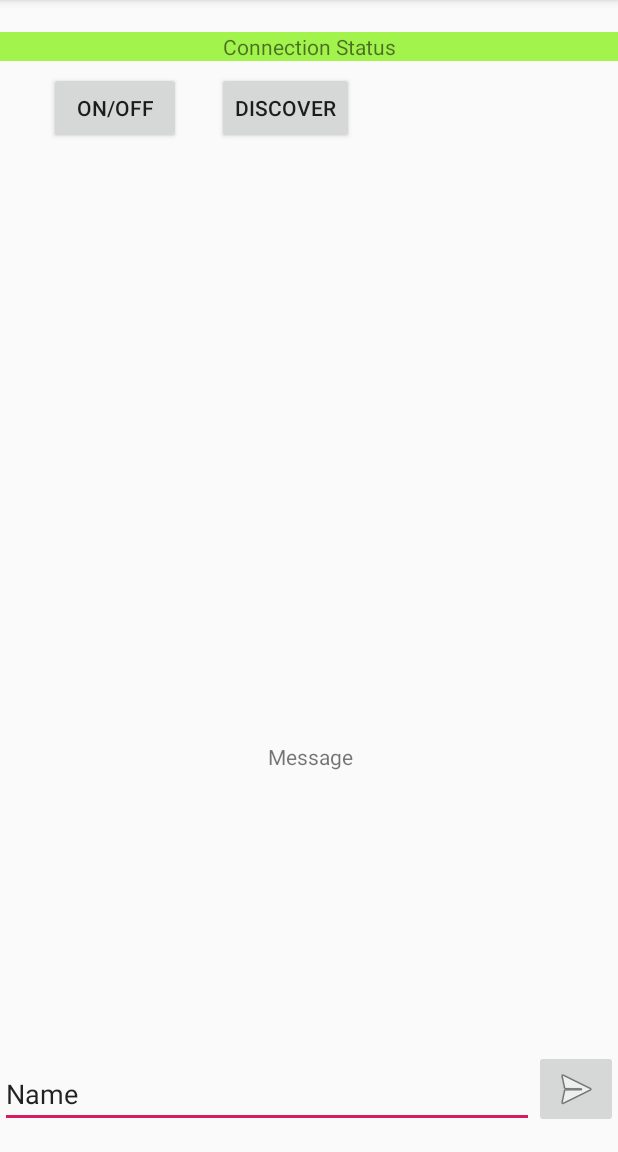
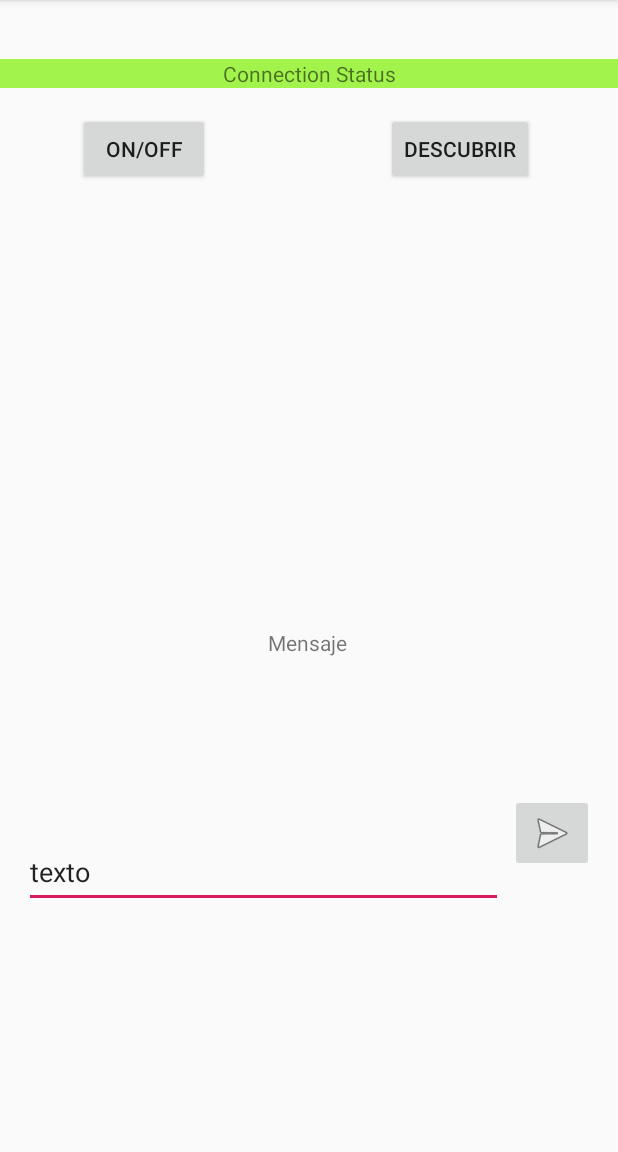
Before and after one commit to Deiroo/WiFiDirect, an Android app: the screen it shows after launch (MainActivity), on a phone screen of 412 x 824 dp, the part 84-1236 px from its top. Run offline under Robolectric (Android 15) with nearby library versions, the phone set to English and light mode, and no system bars.

Commit message:
fix prueba de concepto

```diff
--- a/app/src/main/java/com/example/wifidirectp2p/MainActivity.java
+++ b/app/src/main/java/com/example/wifidirectp2p/MainActivity.java
@@ -33,6 +33,8 @@ import java.net.InetSocketAddress;
 import java.net.ServerSocket;
 import java.net.Socket;
 import java.util.ArrayList;
+import java.util.Arrays;
+import java.util.Collection;
 import java.util.List;
 import java.util.concurrent.Executor;
 import java.util.concurrent.ExecutorService;
@@ -90,7 +92,11 @@ public class MainActivity extends AppCompatActivity {
                 manager.discoverPeers(channel, new WifiP2pManager.ActionListener() {
                     @Override
                     public void onSuccess() {
+                        try{
                             connectionStatus.setText("Se está buscando dispositivos");
+                        } catch (Exception e) {
+                            e.printStackTrace();
+                        }
                     }
 
                     @Override
@@ -166,7 +172,8 @@ public class MainActivity extends AppCompatActivity {
     WifiP2pManager.PeerListListener peerListListener = new WifiP2pManager.PeerListListener() {
         @Override
         public void onPeersAvailable(WifiP2pDeviceList wifiP2pDeviceList) {
-            if(!wifiP2pDeviceList.equals(peers)){
+            Collection<WifiP2pDevice> listDevices = wifiP2pDeviceList.getDeviceList();
+            if(!listDevices.equals(peers)){
                 peers.clear();
                 peers.addAll(wifiP2pDeviceList.getDeviceList());
 
@@ -177,7 +184,21 @@ public class MainActivity extends AppCompatActivity {
                 for(WifiP2pDevice device : wifiP2pDeviceList.getDeviceList()){
                     deviceNameArray[index] = device.deviceName;
                     deviceArray[index] = device;
+                    ++index;
                 }
+
+                ArrayList<String> listNameArray = new ArrayList<String>();
+                for (String name : deviceNameArray)
+                    if (name != null) {
+                        listNameArray.add(name);
+                    }
+                ArrayList<WifiP2pDevice> listDeviceArray = new ArrayList<WifiP2pDevice>();
+                for (WifiP2pDevice device : deviceArray)
+                    if (device != null) {
+                        listDeviceArray.add(device);
+                    }
+                deviceNameArray = listNameArray.toArray(new String[listNameArray.size()]);
+                deviceArray = listDeviceArray.toArray(new WifiP2pDevice[listDeviceArray.size()]);
 
                 ArrayAdapter<String> adapter = new ArrayAdapter<>(getApplicationContext(), android.R.layout.simple_list_item_1, deviceNameArray);
                 listView.setAdapter(adapter);
@@ -303,9 +324,6 @@ public class MainActivity extends AppCompatActivity {
                 socket.connect(new InetSocketAddress(hostAdd, 8888), 500);
                 inputStream = socket.getInputStream();
                 outputStream = socket.getOutputStream();
-            } catch (IOException e) {
-                e.printStackTrace();
-            }
 
                 ExecutorService executor = Executors.newSingleThreadExecutor();
                 final Handler handler = new Handler(Looper.getMainLooper());
@@ -335,6 +353,9 @@ public class MainActivity extends AppCompatActivity {
                         }
                     }
                 });
+            } catch (IOException e) {
+                e.printStackTrace();
             }
         }
     }
+}
--- a/app/src/main/java/com/example/wifidirectp2p/WiFiDirectBroadcastReceiver.java
+++ b/app/src/main/java/com/example/wifidirectp2p/WiFiDirectBroadcastReceiver.java
@@ -28,8 +28,9 @@ public class WiFiDirectBroadcastReceiver extends BroadcastReceiver {
             //call Wifip2pmanager.requestpeers() to get list of current peers
             if(p2pManager != null){
                 p2pManager.requestPeers(channel, activity.peerListListener);
+            } else {
+                Log.e("MANAGER NULO", "EL MANAGER NO ESTÁ INICIALIZADO");
             }
-            Log.e("MANAGER NULO", "EL MANAGER NO ESTÁ INICIALIZADO");
         } else if(WifiP2pManager.WIFI_P2P_CONNECTION_CHANGED_ACTION.equals(action))
         {
             //responde to new connection or disconnections
--- a/app/src/main/res/layout/activity_main.xml
+++ b/app/src/main/res/layout/activity_main.xml
@@ -10,54 +10,49 @@
         android:id="@+id/btnOn"
         android:layout_width="wrap_content"
         android:layout_height="wrap_content"
-        android:layout_marginStart="32dp"
-        android:layout_marginTop="29dp"
-        android:layout_marginEnd="291dp"
-        android:layout_marginBottom="654dp"
+        android:layout_marginStart="52dp"
+        android:layout_marginBottom="28dp"
         android:text="ON/OFF"
-        app:layout_constraintBottom_toBottomOf="parent"
-        app:layout_constraintEnd_toEndOf="parent"
-        app:layout_constraintStart_toStartOf="parent"
-        app:layout_constraintTop_toTopOf="parent" />
+        app:layout_constraintBottom_toTopOf="@+id/listView"
+        app:layout_constraintStart_toStartOf="parent" />
 
     <Button
         android:id="@+id/btnDiscover"
         android:layout_width="wrap_content"
         android:layout_height="wrap_content"
-        android:layout_marginStart="146dp"
-        android:layout_marginTop="29dp"
-        android:layout_marginEnd="177dp"
-        android:layout_marginBottom="654dp"
-        android:text="DISCOVER"
-        app:layout_constraintBottom_toBottomOf="parent"
-        app:layout_constraintEnd_toEndOf="parent"
-        app:layout_constraintStart_toStartOf="parent"
-        app:layout_constraintTop_toTopOf="parent" />
+        android:layout_marginEnd="56dp"
+        android:layout_marginBottom="28dp"
+        android:text="DESCUBRIR"
+        app:layout_constraintBottom_toTopOf="@+id/listView"
+        app:layout_constraintEnd_toEndOf="parent" />
 
     <ListView
         android:id="@+id/listView"
-        android:layout_width="match_parent"
-        android:layout_height="300dp"
+        android:layout_width="371dp"
+        android:layout_height="202dp"
         android:layout_marginTop="128dp"
         android:layout_marginBottom="303dp"
         app:layout_constraintBottom_toBottomOf="parent"
         app:layout_constraintEnd_toEndOf="parent"
+        app:layout_constraintHorizontal_bias="0.6"
         app:layout_constraintStart_toStartOf="parent"
-        app:layout_constraintTop_toTopOf="parent" />
+        app:layout_constraintTop_toTopOf="parent"
+        app:layout_constraintVertical_bias="0.173" />
 
     <TextView
         android:id="@+id/tvMessage"
         android:layout_width="wrap_content"
         android:layout_height="wrap_content"
         android:layout_marginStart="177dp"
-        android:layout_marginTop="476dp"
+        android:layout_marginTop="36dp"
         android:layout_marginEnd="176dp"
-        android:layout_marginBottom="236dp"
-        android:text="Message"
-        app:layout_constraintBottom_toBottomOf="parent"
+        android:text="Mensaje"
+        app:layout_constraintBottom_toTopOf="@+id/editTextTypeMsg"
         app:layout_constraintEnd_toEndOf="parent"
+        app:layout_constraintHorizontal_bias="0.25"
         app:layout_constraintStart_toStartOf="parent"
-        app:layout_constraintTop_toTopOf="parent" />
+        app:layout_constraintTop_toBottomOf="@+id/listView"
+        app:layout_constraintVertical_bias="0.198" />
 
     <TextView
         android:id="@+id/tvConnectionStatus"
@@ -70,33 +65,41 @@
         android:textAlignment="center"
         app:layout_constraintBottom_toBottomOf="parent"
         app:layout_constraintEnd_toEndOf="parent"
+        app:layout_constraintHorizontal_bias="0.0"
         app:layout_constraintStart_toStartOf="parent"
-        app:layout_constraintTop_toTopOf="parent" />
+        app:layout_constraintTop_toTopOf="parent"
+        app:layout_constraintVertical_bias="1.0" />
 
     <EditText
-        android:layout_width="0dp"
-        android:layout_height="wrap_content"
-        android:layout_marginTop="690dp"
+        android:id="@+id/editTextTypeMsg"
+        android:layout_width="319dp"
+        android:layout_height="47dp"
+        android:layout_marginBottom="152dp"
+
         android:ems="10"
         android:inputType="textPersonName"
-        android:id="@+id/editTextTypeMsg"
-
-        android:text="Name"
+        android:text="texto"
         app:layout_constraintBottom_toBottomOf="parent"
-        app:layout_constraintEnd_toStartOf="@+id/sendButton"
+        app:layout_constraintEnd_toEndOf="parent"
+        app:layout_constraintHorizontal_bias="0.173"
         app:layout_constraintStart_toStartOf="parent"
-        app:layout_constraintTop_toTopOf="parent" />
+        app:layout_constraintTop_toBottomOf="@+id/listView"
+        app:layout_constraintVertical_bias="0.951" />
 
     <ImageButton
         android:id="@+id/sendButton"
         android:layout_width="wrap_content"
         android:layout_height="wrap_content"
-        android:layout_marginStart="355dp"
-        android:layout_marginTop="684dp"
+        android:layout_marginStart="5dp"
+        android:layout_marginTop="176dp"
+        android:layout_marginEnd="16dp"
+        android:layout_marginBottom="148dp"
         app:layout_constraintBottom_toBottomOf="parent"
         app:layout_constraintEnd_toEndOf="parent"
-        app:layout_constraintStart_toStartOf="parent"
-        app:layout_constraintTop_toTopOf="parent"
+        app:layout_constraintHorizontal_bias="1.0"
+        app:layout_constraintStart_toEndOf="@+id/editTextTypeMsg"
+        app:layout_constraintTop_toBottomOf="@+id/listView"
+        app:layout_constraintVertical_bias="0.0"
         app:srcCompat="@android:drawable/ic_menu_send" />
 
 </androidx.constraintlayout.widget.ConstraintLayout>
```
Also changed, not shown: 1 other file. Lines whose indentation alone changed are shown as unchanged.
